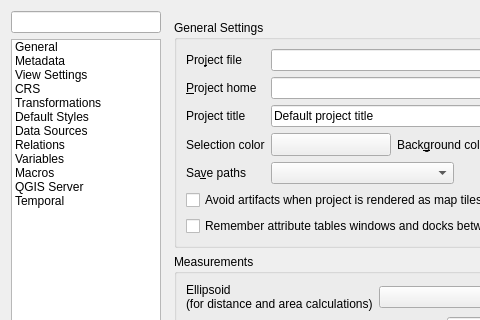
Above: src/ui/qgsprojectpropertiesbase.ui from qgis/QGIS before the change; both pictures show x 0 to 480 and y 0 to 320 of the 857 by 841 pixel window. Below: the same form after it.
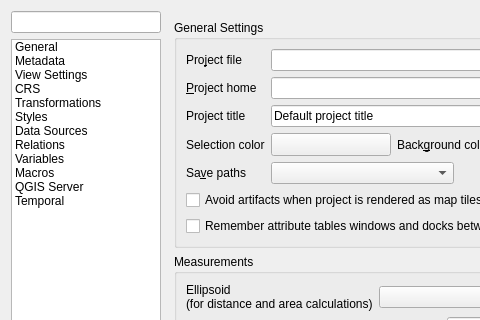
That is the form after the change. Icons and pictures are not drawn. Custom widgets are drawn as their Qt base class.

Commit message: Rename Project Properties 'Default styles' tab to just 'Styles'

The edit to the form file:
```diff
--- a/src/ui/qgsprojectpropertiesbase.ui
+++ b/src/ui/qgsprojectpropertiesbase.ui
@@ -151,7 +151,7 @@
          </item>
          <item>
           <property name="text">
-           <string>Default Styles</string>
+           <string>Styles</string>
           </property>
           <property name="toolTip">
            <string>Default styles</string>
```
Left out of the diff: 2 changed lines with no effect on the pictures. The commit also changes 1 other file.
